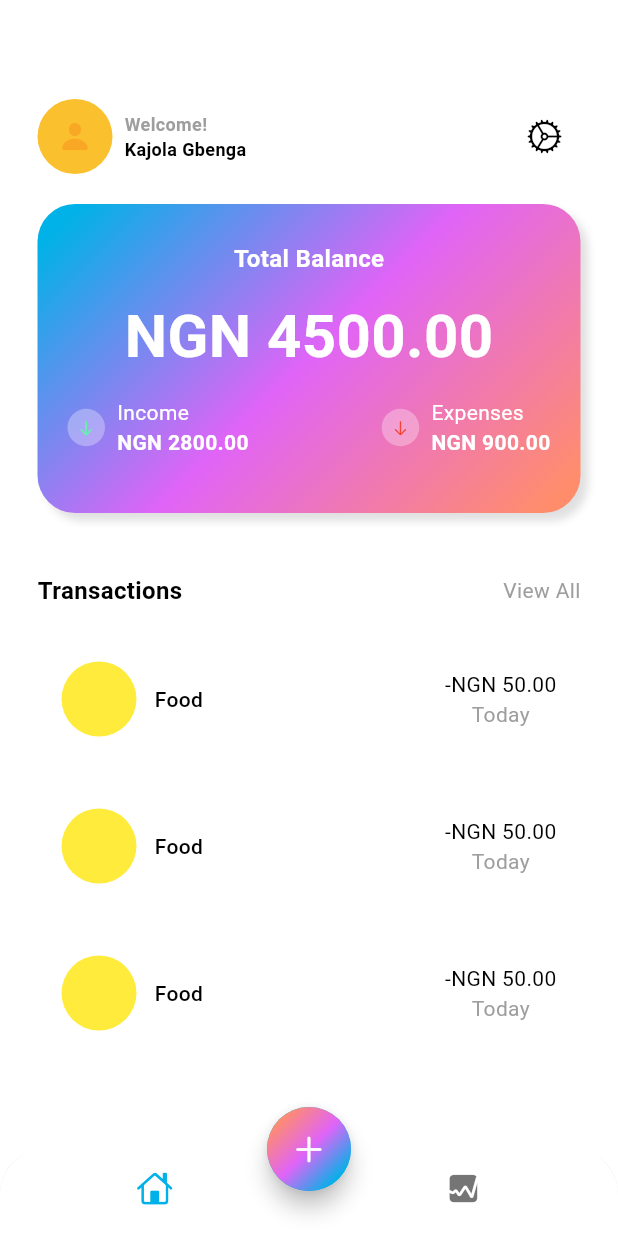
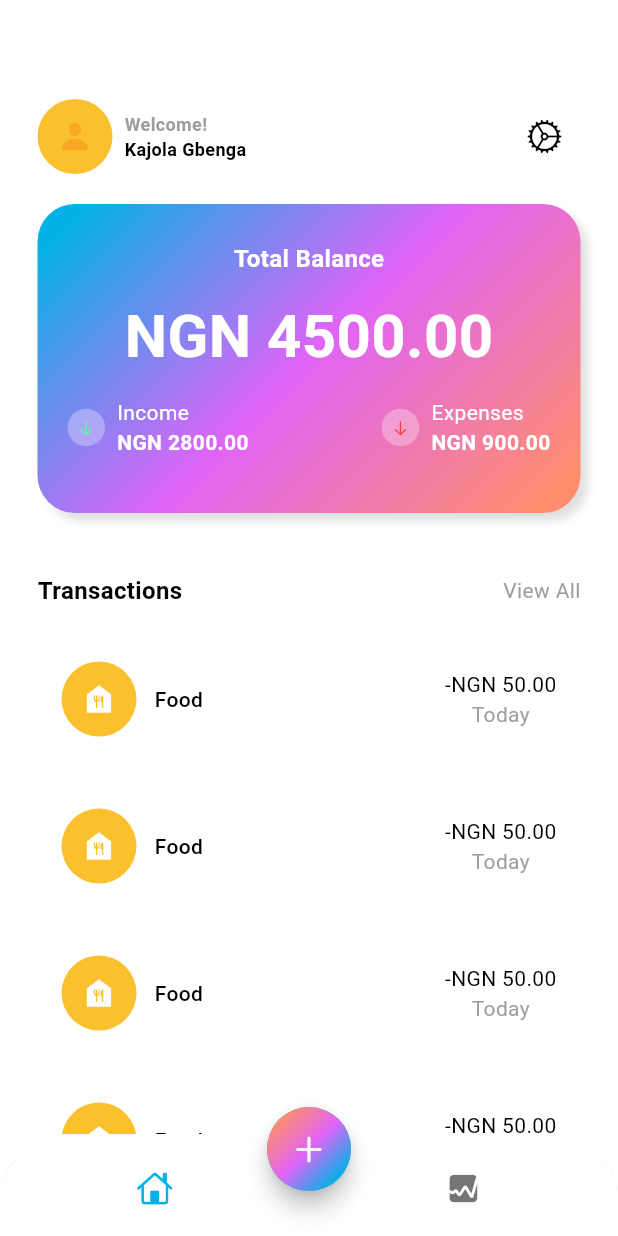
Before and after one commit to prodigy234/Expense-Tracker-App-with-Flutter, a Flutter app: the screen it shows after launch, on a phone screen of 412 x 824 dp. Run offline on Flutter 3.47's test engine with Material 3 defaults, Android fonts, the phone set to English and light mode, and no system bars; our stand-ins replace font_awesome_flutter.

Commit message:
new code push

```diff
--- /dev/null
+++ b/my_expense_tracker_mobile_app/lib/data/data.dart
@@ -0,0 +1,16 @@
+import 'package:font_awesome_flutter/font_awesome_flutter.dart';
+
+var myData = [
+  {
+    'icon': Falcon(FontAwesomeIcons.burger),
+    'name':'Food',
+    'totalAmount': '-NGN 50.00',
+    'date': 'Today',
+  }
+  {
+    'icon': Falcon(FontAwesomeIcons.burger),
+    'name':'Food',
+    'totalAmount': '-NGN 50.00',
+    'date': 'Today',
+  }
+]
--- a/my_expense_tracker_mobile_app/lib/screens/home/views/main_screen.dart
+++ b/my_expense_tracker_mobile_app/lib/screens/home/views/main_screen.dart
@@ -218,7 +218,7 @@ class MainScreen extends StatelessWidget {
             const SizedBox(height: 20),
             Expanded(
               child: ListView.builder(
-                itemCount: 3,
+                itemCount: 6,
                 itemBuilder: (context, int i) {
                   return Padding(
                     padding: const EdgeInsets.only(bottom: 16.0),
@@ -234,12 +234,21 @@ class MainScreen extends StatelessWidget {
                           children: [
                             Row(
                               children: [
-                                Container(
-                                  width: 50,
-                                  height: 50,
-                                  decoration: const BoxDecoration(
-                                      color: Colors.yellow,
-                                      shape: BoxShape.circle),
+                                Stack(
+                                  alignment: Alignment.center,
+                                  children: [
+                                    Container(
+                                      width: 50,
+                                      height: 50,
+                                      decoration: BoxDecoration(
+                                          color: Colors.yellow[700],
+                                          shape: BoxShape.circle),
+                                    ),
+                                    const Icon(
+                                      Icons.food_bank,
+                                      color: Colors.white,
+                                    ),
+                                  ],
                                 ),
                                 const SizedBox(width: 12),
                                 Text(
--- a/my_expense_tracker_mobile_app/pubspec.yaml
+++ b/my_expense_tracker_mobile_app/pubspec.yaml
@@ -10,6 +10,7 @@ dependencies:
   flutter:
     sdk: flutter
   cupertino_icons: ^1.0.8
+  font_awesome_flutter: '>= 4.7.0'
 
 dev_dependencies:
   flutter_test:
```
Also changed, not shown: my_expense_tracker_mobile_app/pubspec.lock.
